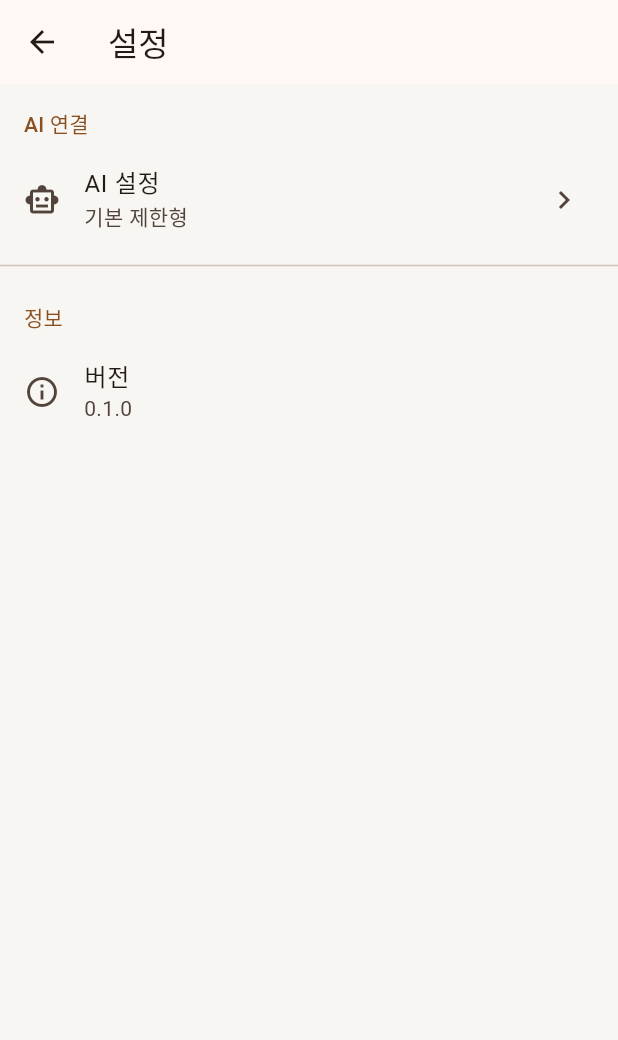
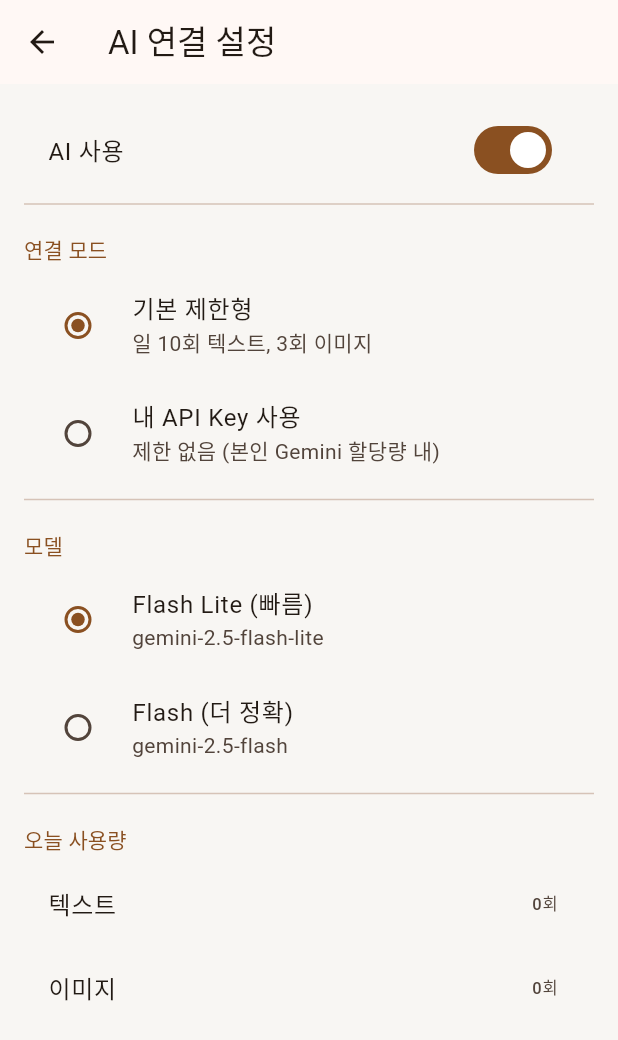
Before and after one commit to Roast-Fried/Albie, a Flutter app: the SettingsScreen screen opened directly, after a tap on "AI 설정", on a phone screen of 412 x 824 dp. Shown: the top 1040 px of the screen. Run offline on Flutter 3.47's test engine with Material 3 defaults, Android fonts, the phone set to English and light mode, and no system bars; our stand-ins replace dio, flutter_riverpod, flutter_secure_storage, sqflite; accounts and stored records are empty.

Commit message:
feat: Gemini AI 연동 + 사용량 제한 + AI 설정 화면
Phase 6+7 완료:
- GeminiClient: dio 기반 structured output 호출, API key 검증
- GeminiTextParser: Gemini 응답 → ParseResult 변환
- ParseOrchestrator: AI 우선 → 실패 시 로컬 fallback, quota 체크
- AiSettingsScreen: 키 등록/삭제, 모델 선택, 사용량 표시, 무료 안내
- secure_storage: 사용자 API key 암호화 저장
- 기본 키: 일 10회 텍스트, 3회 이미지 제한
- 33개 테스트 통과

Co-Authored-By: Claude Opus 4.6 (1M context) <noreply@anthropic.com>

```diff
--- /dev/null
+++ b/lib/viewmodels/ai_settings_viewmodel.dart
@@ -0,0 +1,92 @@
+import 'package:flutter_riverpod/flutter_riverpod.dart';
+import 'package:flutter_secure_storage/flutter_secure_storage.dart';
+import '../core/providers.dart';
+import '../domain/entities/ai_config.dart';
+import '../domain/entities/usage_quota.dart';
+import '../integrations/gemini/gemini_client.dart';
+
+final aiConfigProvider =
+    AsyncNotifierProvider<AiSettingsViewModel, AiSettingsState>(
+        AiSettingsViewModel.new);
+
+class AiSettingsState {
+  final AiConfig config;
+  final UsageQuota quota;
+  final bool hasUserKey;
+  final bool isValidating;
+
+  AiSettingsState({
+    required this.config,
+    required this.quota,
+    this.hasUserKey = false,
+    this.isValidating = false,
+  });
+}
+
+class AiSettingsViewModel extends AsyncNotifier<AiSettingsState> {
+  static const _storage = FlutterSecureStorage();
+  final _geminiClient = GeminiClient();
+
+  @override
+  Future<AiSettingsState> build() async {
+    final repo = ref.watch(aiConfigRepoProvider);
+    final config = await repo.get();
+    final quota = await repo.getQuotaToday();
+    final key = await _storage.read(key: 'gemini_api_key');
+
+    return AiSettingsState(
+      config: config,
+      quota: quota,
+      hasUserKey: key != null && key.isNotEmpty,
+    );
+  }
+
+  Future<void> toggleEnabled(bool enabled) async {
+    final repo = ref.read(aiConfigRepoProvider);
+    final config = (await future).config;
+    await repo.update(config.copyWith(isEnabled: enabled));
+    ref.invalidateSelf();
+  }
+
+  Future<void> setKeyMode(String mode) async {
+    final repo = ref.read(aiConfigRepoProvider);
+    final config = (await future).config;
+    await repo.update(config.copyWith(keyMode: mode));
+    ref.invalidateSelf();
+  }
+
+  Future<void> selectModel(String model) async {
+    final repo = ref.read(aiConfigRepoProvider);
+    final config = (await future).config;
+    await repo.update(config.copyWith(selectedModel: model));
+    ref.invalidateSelf();
+  }
+
+  Future<String?> saveApiKey(String key) async {
+    if (key.trim().isEmpty) return '키를 입력해주세요';
+
+    final valid = await _geminiClient.validateKey(key.trim());
+    if (!valid) return 'API Key가 유효하지 않습니다';
+
+    await _storage.write(key: 'gemini_api_key', value: key.trim());
+
+    final repo = ref.read(aiConfigRepoProvider);
+    final config = (await future).config;
+    await repo.update(config.copyWith(
+      keyMode: 'user_provided',
+      lastValidatedAt: DateTime.now(),
+      lastErrorMessage: null,
+    ));
+
+    ref.invalidateSelf();
+    return null; // 성공
+  }
+
+  Future<void> deleteApiKey() async {
+    await _storage.delete(key: 'gemini_api_key');
+    final repo = ref.read(aiConfigRepoProvider);
+    final config = (await future).config;
+    await repo.update(config.copyWith(keyMode: 'app_default'));
+    ref.invalidateSelf();
+  }
+}
--- /dev/null
+++ b/lib/views/settings/ai_settings_screen.dart
@@ -0,0 +1,197 @@
+import 'package:flutter/material.dart';
+import 'package:flutter_riverpod/flutter_riverpod.dart';
+import 'package:intl/intl.dart';
+import '../../viewmodels/ai_settings_viewmodel.dart';
+import '../../domain/entities/usage_quota.dart';
+
+class AiSettingsScreen extends ConsumerStatefulWidget {
+  const AiSettingsScreen({super.key});
+
+  @override
+  ConsumerState<AiSettingsScreen> createState() => _AiSettingsScreenState();
+}
+
+class _AiSettingsScreenState extends ConsumerState<AiSettingsScreen> {
+  final _keyCtrl = TextEditingController();
+  bool _keyVisible = false;
+
+  @override
+  void dispose() {
+    _keyCtrl.dispose();
+    super.dispose();
+  }
+
+  @override
+  Widget build(BuildContext context) {
+    final stateAsync = ref.watch(aiConfigProvider);
+
+    return Scaffold(
+      appBar: AppBar(title: const Text('AI 연결 설정')),
+      body: stateAsync.when(
+        loading: () => const Center(child: CircularProgressIndicator()),
+        error: (e, _) => Center(child: Text('오류: $e')),
+        data: (state) => ListView(
+          padding: const EdgeInsets.all(16),
+          children: [
+            // AI 사용 토글
+            SwitchListTile(
+              title: const Text('AI 사용'),
+              value: state.config.isEnabled,
+              onChanged: (v) =>
+                  ref.read(aiConfigProvider.notifier).toggleEnabled(v),
+            ),
+            const Divider(),
+
+            // 연결 모드
+            const _SectionHeader('연결 모드'),
+            RadioListTile<String>(
+              title: const Text('기본 제한형'),
+              subtitle: Text(
+                  '일 ${UsageQuota.maxAppTextPerDay}회 텍스트, ${UsageQuota.maxAppImagePerDay}회 이미지'),
+              value: 'app_default',
+              groupValue: state.config.keyMode,
+              onChanged: (v) =>
+                  ref.read(aiConfigProvider.notifier).setKeyMode(v!),
+            ),
+            RadioListTile<String>(
+              title: const Text('내 API Key 사용'),
+              subtitle: const Text('제한 없음 (본인 Gemini 할당량 내)'),
+              value: 'user_provided',
+              groupValue: state.config.keyMode,
+              onChanged: (v) =>
+                  ref.read(aiConfigProvider.notifier).setKeyMode(v!),
+            ),
+            const Divider(),
+
+            // API Key 입력 (user_provided 모드일 때)
+            if (state.config.keyMode == 'user_provided') ...[
+              const _SectionHeader('API Key'),
+              if (state.hasUserKey)
+                ListTile(
+                  title: const Text('키 등록됨'),
+                  subtitle: state.config.lastValidatedAt != null
+                      ? Text(
+                          '마지막 검증: ${DateFormat('M/d HH:mm').format(state.config.lastValidatedAt!)}')
+                      : null,
+                  trailing: TextButton(
+                    onPressed: () =>
+                        ref.read(aiConfigProvider.notifier).deleteApiKey(),
+                    child: const Text('삭제'),
+                  ),
+                )
+              else ...[
+                TextField(
+                  controller: _keyCtrl,
+                  obscureText: !_keyVisible,
+                  decoration: InputDecoration(
+                    hintText: 'Gemini API Key',
+                    suffixIcon: Row(
+                      mainAxisSize: MainAxisSize.min,
+                      children: [
+                        IconButton(
+                          icon: Icon(_keyVisible
+                              ? Icons.visibility_off
+                              : Icons.visibility),
+                          onPressed: () =>
+                              setState(() => _keyVisible = !_keyVisible),
+                        ),
+                        IconButton(
+                          icon: const Icon(Icons.check),
+                          onPressed: () => _saveKey(),
+                        ),
+                      ],
+                    ),
+                  ),
+                ),
+                const SizedBox(height: 8),
+                Text(
+                  '⚠️ 무료 Gemini API 사용 시 입력 내용이 Google 제품 개선에 사용될 수 있습니다.',
+                  style: Theme.of(context).textTheme.bodySmall?.copyWith(
+                      color: Theme.of(context).colorScheme.outline),
+                ),
+              ],
+              const Divider(),
+            ],
+
+            // 모델 선택
+            const _SectionHeader('모델'),
+            RadioListTile<String>(
+              title: const Text('Flash Lite (빠름)'),
+              subtitle: const Text('gemini-2.5-flash-lite'),
+              value: 'gemini-2.5-flash-lite',
+              groupValue: state.config.selectedModel,
+              onChanged: (v) =>
+                  ref.read(aiConfigProvider.notifier).selectModel(v!),
+            ),
+            RadioListTile<String>(
+              title: const Text('Flash (더 정확)'),
+              subtitle: const Text('gemini-2.5-flash'),
+              value: 'gemini-2.5-flash',
+              groupValue: state.config.selectedModel,
+              onChanged: (v) =>
+                  ref.read(aiConfigProvider.notifier).selectModel(v!),
+            ),
+            const Divider(),
+
+            // 오늘 사용량
+            const _SectionHeader('오늘 사용량'),
+            ListTile(
+              title: const Text('텍스트'),
+              trailing: Text(
+                  '${state.quota.appDefaultTextCount + state.quota.userKeyTextCount}회'),
+            ),
+            ListTile(
+              title: const Text('이미지'),
+              trailing: Text(
+                  '${state.quota.appDefaultImageCount + state.quota.userKeyImageCount}회'),
+            ),
+
+            // 마지막 에러
+            if (state.config.lastErrorMessage != null) ...[
+              const Divider(),
+              ListTile(
+                leading: Icon(Icons.error_outline,
+                    color: Theme.of(context).colorScheme.error),
+                title: const Text('마지막 오류'),
+                subtitle: Text(state.config.lastErrorMessage!,
+                    maxLines: 2, overflow: TextOverflow.ellipsis),
+              ),
+            ],
+          ],
+        ),
+      ),
+    );
+  }
+
+  Future<void> _saveKey() async {
+    final error =
+        await ref.read(aiConfigProvider.notifier).saveApiKey(_keyCtrl.text);
+    if (!mounted) return;
+    if (error != null) {
+      ScaffoldMessenger.of(context)
+          .showSnackBar(SnackBar(content: Text(error)));
+    } else {
+      _keyCtrl.clear();
+      ScaffoldMessenger.of(context).showSnackBar(
+          const SnackBar(content: Text('API Key가 등록되었습니다')));
+    }
+  }
+}
+
+class _SectionHeader extends StatelessWidget {
+  final String title;
+
+  const _SectionHeader(this.title);
+
+  @override
+  Widget build(BuildContext context) {
+    return Padding(
+      padding: const EdgeInsets.fromLTRB(0, 12, 0, 4),
+      child: Text(title,
+          style: Theme.of(context)
+              .textTheme
+              .labelLarge
+              ?.copyWith(color: Theme.of(context).colorScheme.primary)),
+    );
+  }
+}
--- a/lib/views/settings/settings_screen.dart
+++ b/lib/views/settings/settings_screen.dart
@@ -1,4 +1,5 @@
 import 'package:flutter/material.dart';
+import 'ai_settings_screen.dart';
 
 class SettingsScreen extends StatelessWidget {
   const SettingsScreen({super.key});
@@ -15,7 +16,8 @@ class SettingsScreen extends StatelessWidget {
             title: const Text('AI 설정'),
             subtitle: const Text('기본 제한형'),
             trailing: const Icon(Icons.chevron_right),
-            onTap: () {}, // Phase 6에서 구현
+            onTap: () => Navigator.push(context,
+                MaterialPageRoute(builder: (_) => const AiSettingsScreen())),
           ),
           const Divider(),
           const _SectionHeader('정보'),
```
Also changed, not shown: lib/integrations/gemini/gemini_client.dart (added, +71 -0 lines), lib/integrations/gemini/gemini_schemas.dart (added, +64 -0 lines), lib/integrations/parser/gemini_text_parser.dart (added, +82 -0 lines), lib/integrations/parser/parse_orchestrator.dart (+76 -9 lines).
